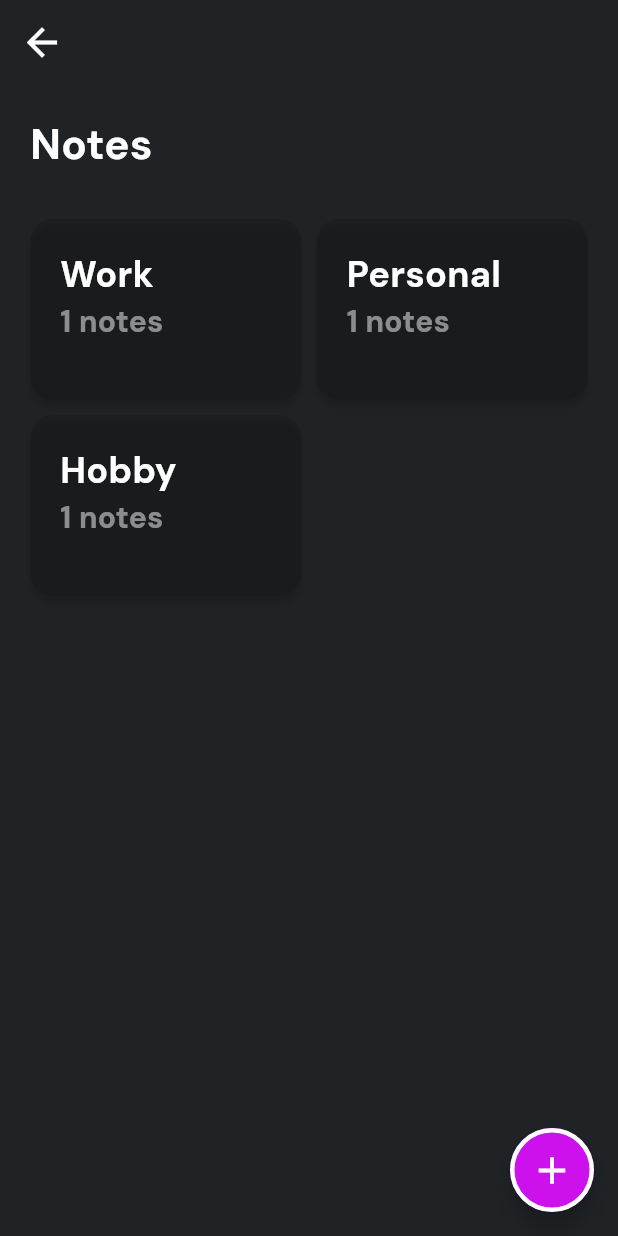
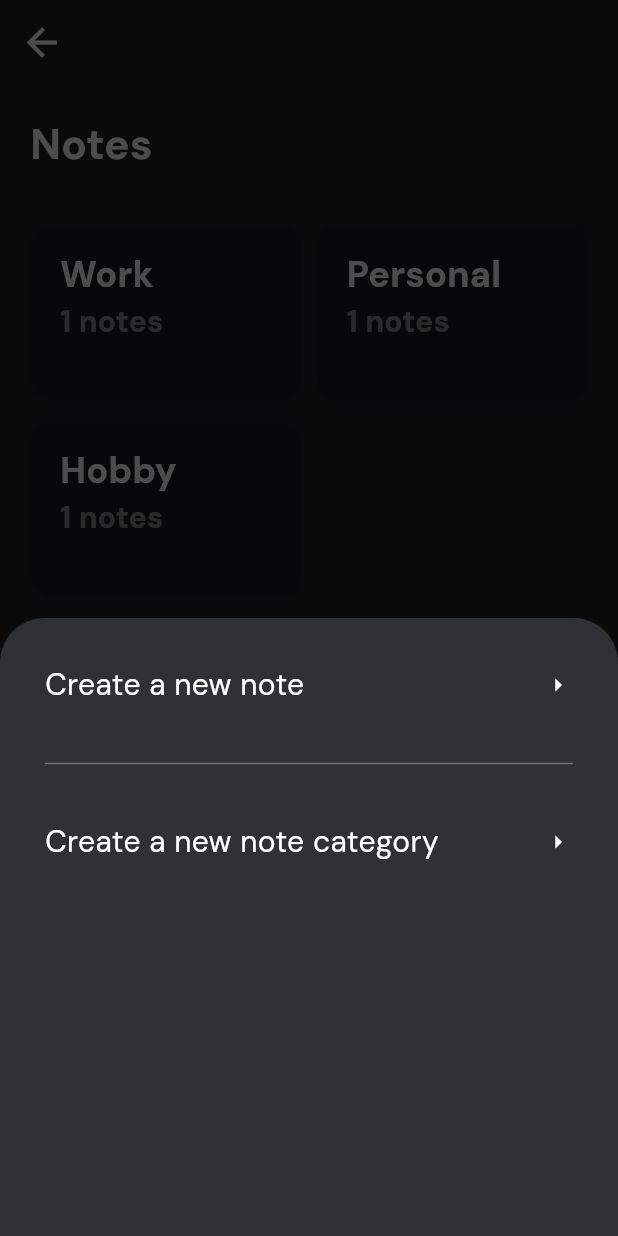
Before and after one commit to PathumDilhara/Note-Sphere-Mobile-App, a Flutter app: the NotesPage screen opened by its route, after a tap on the "add" icon, on a phone screen of 412 x 824 dp. Run offline on Flutter 3.47's test engine with Material 3 defaults, Android fonts, the light colour scheme and no system bars; our stand-ins replace go_router, google_fonts, hive, hive_flutter; accounts and stored records are empty.

Commit message:
Floating button & bottom sheet

```diff
--- a/lib/pages/notes_page.dart
+++ b/lib/pages/notes_page.dart
@@ -6,6 +6,7 @@ import 'package:flutter/material.dart';
 
 import '../models/note_model.dart';
 import '../utils/colors.dart';
+import '../widgets/bottom_sheet.dart';
 
 class NotesPage extends StatefulWidget {
   const NotesPage({super.key});
@@ -49,6 +50,25 @@ class _NotesPageState extends State<NotesPage> {
     });
   }
 
+  // Open bottom sheet
+  void openBottomSheet() {
+    showModalBottomSheet(
+      barrierColor: Colors.black.withOpacity(0.7),
+      context: context,
+      builder: (context) {
+        return CategoryInputBottomSheet(
+          onNewNote: () {
+            Navigator.pop(context); // Close the bottom sheet
+            AppRouter.router.push("/create_new_note", extra: false);
+          },
+        onNewCategory: (){
+          Navigator.pop(context); // Close the bottom sheet
+          AppRouter.router.push("/create_new_note", extra: true);
+        },);
+      },
+    );
+  }
+
   @override
   Widget build(BuildContext context) {
     return Scaffold(
@@ -78,7 +98,7 @@ class _NotesPageState extends State<NotesPage> {
         ),
       ),
       floatingActionButton: FloatingActionButton(
-        onPressed: () {},
+        onPressed: openBottomSheet,
         shape: const RoundedRectangleBorder(
           borderRadius: BorderRadius.all(
             Radius.circular(100),
--- a/lib/utils/router.dart
+++ b/lib/utils/router.dart
@@ -4,6 +4,8 @@ import 'package:f24_notes_sphere/pages/notes_page.dart';
 import 'package:f24_notes_sphere/pages/todo_page.dart';
 import 'package:flutter/material.dart';
 import 'package:go_router/go_router.dart';
+
+import '../pages/create_new_note_page.dart';
 
 class AppRouter {
   static final router = GoRouter(
@@ -39,6 +41,18 @@ class AppRouter {
           return NoteByCategory(category: category);
         },
       ),
+
+      // Create new note page
+      GoRoute(
+        name: "create_new_note",
+        path: "/create_new_note",
+        builder: (context, state) {
+          final isNewCategory = state.extra as bool;
+          return CreateNewNotePage(
+            isNewCategory: isNewCategory,
+          );
+        },
+      )
     ],
   );
 }
--- /dev/null
+++ b/lib/widgets/bottom_sheet.dart
@@ -0,0 +1,89 @@
+import 'package:f24_notes_sphere/utils/colors.dart';
+import 'package:f24_notes_sphere/utils/text_styles.dart';
+import 'package:flutter/material.dart';
+
+class CategoryInputBottomSheet extends StatefulWidget {
+  final Function() onNewNote;
+  final Function() onNewCategory;
+  const CategoryInputBottomSheet({
+    super.key,
+    required this.onNewNote,
+    required this.onNewCategory,
+  });
+
+  @override
+  State<CategoryInputBottomSheet> createState() =>
+      _CategoryInputBottomSheetState();
+}
+
+class _CategoryInputBottomSheetState extends State<CategoryInputBottomSheet> {
+  @override
+  Widget build(BuildContext context) {
+    return Container(
+      width: double.infinity,
+      height: MediaQuery.of(context).size.height * 0.5,
+      decoration: const BoxDecoration(
+        color: AppColors.kCardColor,
+        borderRadius: BorderRadius.only(
+          topLeft: Radius.circular(30),
+          topRight: Radius.circular(30),
+        ),
+      ),
+      child: Padding(
+        padding: const EdgeInsets.all(30.0),
+        child: Column(
+          children: [
+            GestureDetector(
+              onTap: widget.onNewNote,
+              child: GestureDetector(
+                onTap: widget.onNewNote,
+                child: Row(
+                  mainAxisAlignment: MainAxisAlignment.spaceBetween,
+                  children: [
+                    Text(
+                      "Create a new note",
+                      style: AppTextStyles.appDescriptionLargeStyle,
+                    ),
+                    const Icon(
+                      Icons.arrow_right_outlined,
+                      size: 20,
+                    ),
+                  ],
+                ),
+              ),
+            ),
+            const SizedBox(
+              height: 30,
+            ),
+            Divider(
+              color: AppColors.kWhiteColor.withOpacity(0.3),
+              thickness: 1,
+            ),
+            const SizedBox(
+              height: 30,
+            ),
+            GestureDetector(
+              onTap: widget.onNewCategory,
+              child: GestureDetector(
+                onTap: widget.onNewCategory,
+                child: Row(
+                  mainAxisAlignment: MainAxisAlignment.spaceBetween,
+                  children: [
+                    Text(
+                      "Create a new note category",
+                      style: AppTextStyles.appDescriptionLargeStyle,
+                    ),
+                    const Icon(
+                      Icons.arrow_right_outlined,
+                      size: 20,
+                    ),
+                  ],
+                ),
+              ),
+            ),
+          ],
+        ),
+      ),
+    );
+  }
+}
```
Also changed, not shown: lib/pages/create_new_note_page.dart (added, +25 -0 lines).
